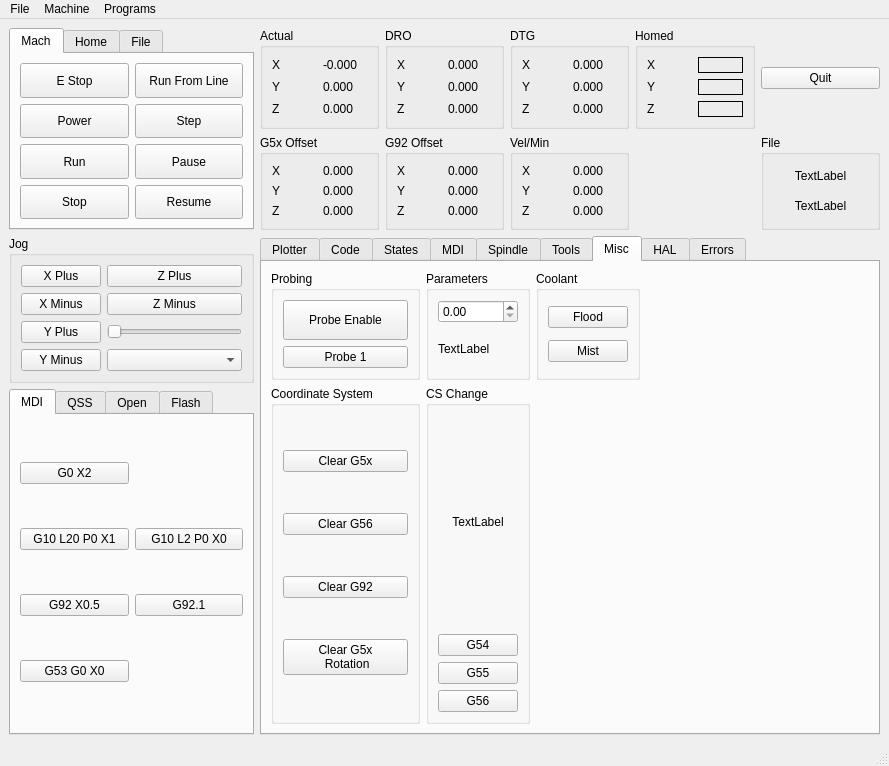
Before: the Qt Designer form examples/testgui/test.ui in jethornton/flexgui, drawn with Qt 5.
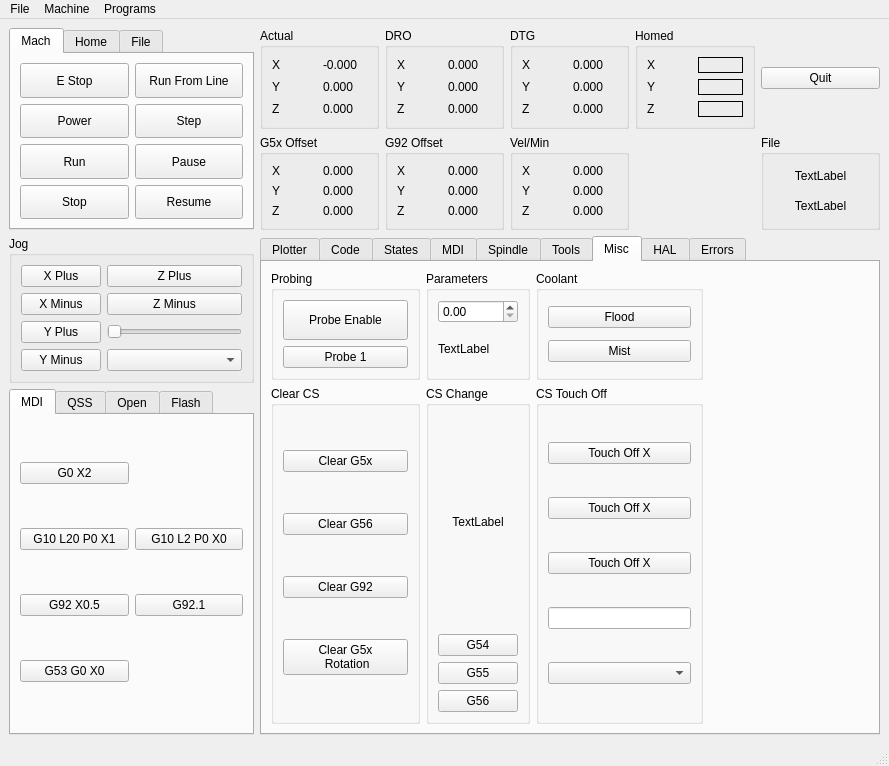
After: the same form once the commit is applied. The open tabs and pages were chosen to show the change.

```diff
--- a/examples/testgui/test.ui
+++ b/examples/testgui/test.ui
@@ -1906,7 +1906,7 @@
         <item row="1" column="0">
          <widget class="QGroupBox" name="groupBox_13">
           <property name="title">
-           <string>Coordinate System</string>
+           <string>Clear CS</string>
           </property>
           <layout class="QVBoxLayout" name="verticalLayout_4">
            <item>
@@ -2055,6 +2055,42 @@
           </layout>
          </widget>
         </item>
+        <item row="1" column="2">
+         <widget class="QGroupBox" name="groupBox_21">
+          <property name="title">
+           <string>CS Touch Off</string>
+          </property>
+          <layout class="QVBoxLayout" name="verticalLayout_14">
+           <item>
+            <widget class="QPushButton" name="touchoff_pb_x">
+             <property name="text">
+              <string>Touch Off X</string>
+             </property>
+            </widget>
+           </item>
+           <item>
+            <widget class="QPushButton" name="touchoff_pb_y">
+             <property name="text">
+              <string>Touch Off X</string>
+             </property>
+            </widget>
+           </item>
+           <item>
+            <widget class="QPushButton" name="touchoff_pb_z">
+             <property name="text">
+              <string>Touch Off X</string>
+             </property>
+            </widget>
+           </item>
+           <item>
+            <widget class="QLineEdit" name="touchoff_le"/>
+           </item>
+           <item>
+            <widget class="QComboBox" name="touchoff_system_cb"/>
+           </item>
+          </layout>
+         </widget>
+        </item>
        </layout>
       </widget>
       <widget class="QWidget" name="tab_3">
```
Left out of the diff: 2 changed lines with no effect on the pictures.
